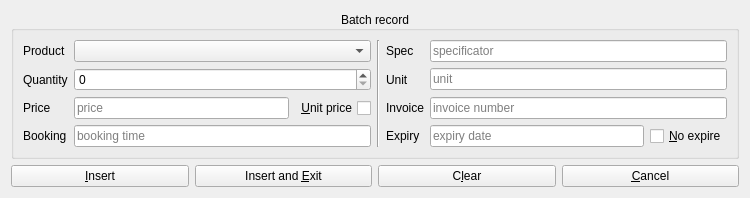
Before: the Qt Designer form src/ui/BatchRecordWidget.ui in wnt-zhp/zarlock-cpp, drawn with Qt 5.
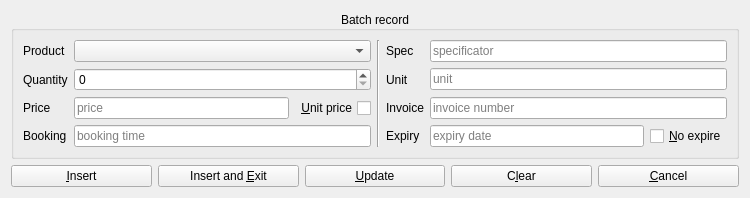
After: the same form once the commit is applied. Custom widgets are drawn as their Qt base class.

Diff of the .ui file:
```diff
--- a/src/ui/BatchRecordWidget.ui
+++ b/src/ui/BatchRecordWidget.ui
@@ -179,6 +179,13 @@
        </property>
       </widget>
      </item>
+     <item>
+      <widget class="QPushButton" name="action_update">
+       <property name="text">
+        <string>&amp;Update</string>
+       </property>
+      </widget>
+     </item>
      <item>
       <widget class="QPushButton" name="action_clear">
        <property name="text">
```
